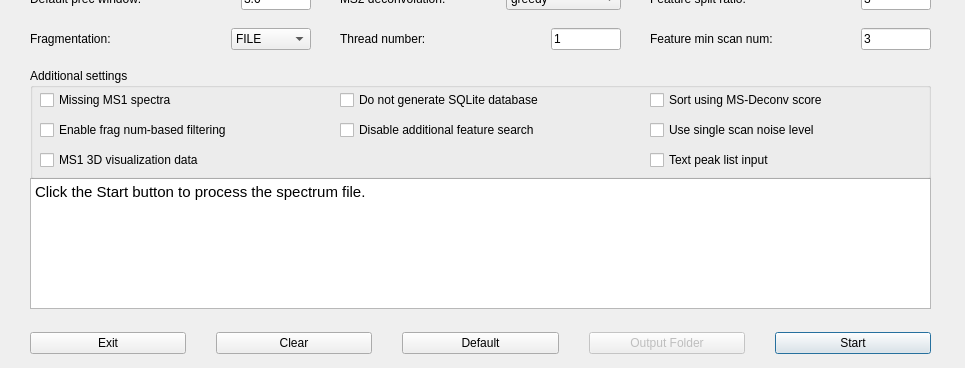
First picture: the form in src/gui/topfd/topfddialog.ui, repository toppic-suite/toppic-suite, before the edit; both pictures show x 0 to 965 and y 302 to 670 of the 965 by 670 pixel window.
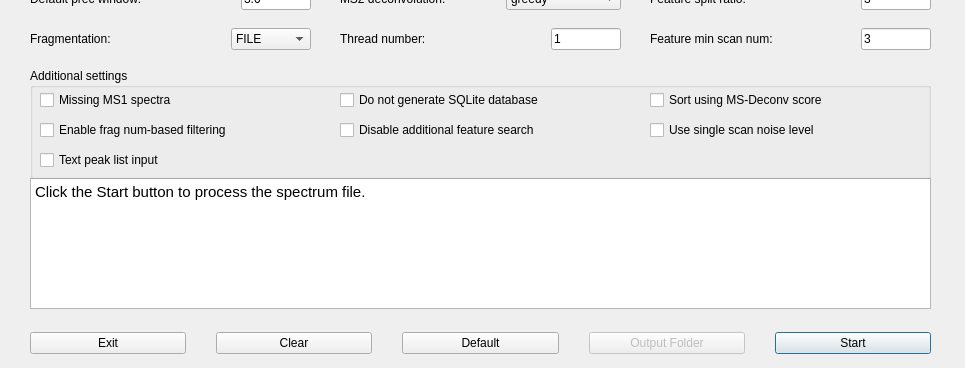
Second picture: the form after the edit. Icons and pictures are not drawn.

Commit message:
topfd, topdia: always write the 3D levels of the MS1 peaks into the database (the LEVEL column of ms1_peak and CONFIG, by MsSqlWriter after the MS1 deconvolution); remove -D (--sql-3d), TopfdPara::sql_3d_ / isSql3d / setSql3d, the parameter line "MS1 peaks for 3D visualization", MzmlMsSqlWriter's ms1_peak path with LEVEL 0 (write_ms1_peaks) and topfd_gui's checkbox "MS1 3D visualization data"; manuals and notes (toppic_test experiment 169)
Claude-Session: https://claude.ai/code/session_019TJGxsU7Gcd1dWkTPF1X8h

```diff
--- a/src/gui/topfd/topfddialog.ui
+++ b/src/gui/topfd/topfddialog.ui
@@ -837,37 +837,6 @@
       </item>
      </layout>
     </widget>
-    <widget class="QWidget" name="horizontalLayoutWidget_21">
-     <property name="geometry">
-      <rect>
-       <x>10</x>
-       <y>80</y>
-       <width>271</width>
-       <height>25</height>
-      </rect>
-     </property>
-     <layout class="QHBoxLayout" name="horizontalLayout_21">
-      <item>
-       <widget class="QCheckBox" name="sql3dCheckBox">
-        <property name="toolTip">
-         <string>&lt;html&gt;&lt;head/&gt;&lt;body&gt;&lt;p&gt;Also store the raw MS1 peaks for 3D visualization in the SQLite database. Disabled while &quot;Do not generate SQLite database&quot; is checked; no effect with &quot;Missing MS1 spectra&quot; or &quot;Text peak list input&quot;. Default: unchecked. (topfd -D, --sql-3d)&lt;/p&gt;&lt;/body&gt;&lt;/html&gt;</string>
-        </property>
-        <property name="acceptDrops">
-         <bool>false</bool>
-        </property>
-        <property name="text">
-         <string>MS1 3D visualization data</string>
-        </property>
-        <property name="checkable">
-         <bool>true</bool>
-        </property>
-        <property name="checked">
-         <bool>false</bool>
-        </property>
-       </widget>
-      </item>
-     </layout>
-    </widget>
     <widget class="QWidget" name="horizontalLayoutWidget_17">
      <property name="geometry">
       <rect>
@@ -902,7 +871,7 @@
     <widget class="QWidget" name="horizontalLayoutWidget_22">
      <property name="geometry">
       <rect>
-       <x>620</x>
+       <x>10</x>
        <y>80</y>
        <width>222</width>
        <height>25</height>
```
Left out of the diff: 2 changed lines with no effect on the pictures. The commit also changes 14 other files.
